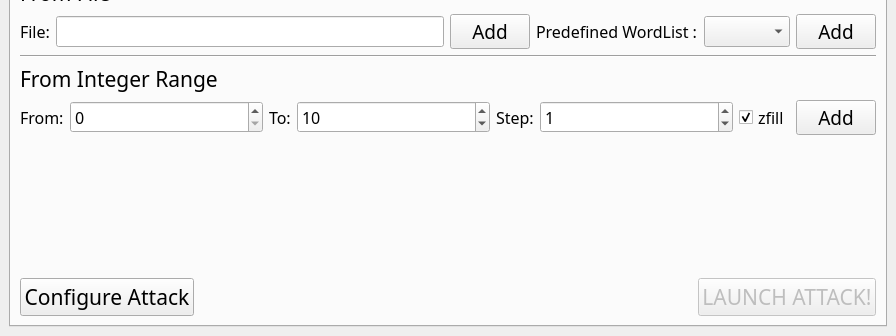
First picture: the form in main.ui, repository junron/fart-penetrator, before the edit; both pictures show x 0 to 896 and y 316 to 652 of the 896 by 652 pixel window.
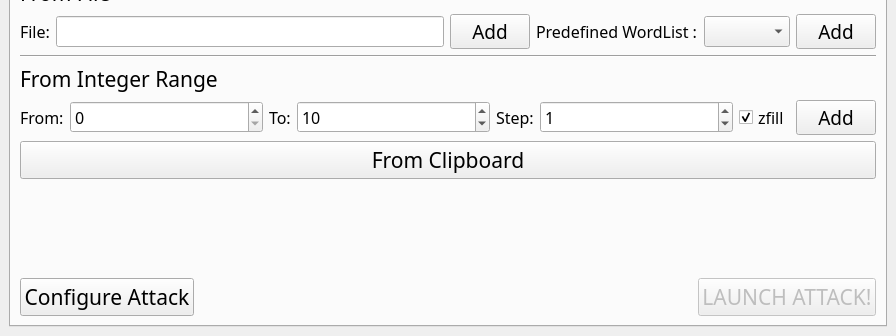
Second picture: the form after the edit. The open tabs and pages were chosen to show the change.

Commit message: Add loading payloads from clipboard

Patch:
```diff
--- a/main.ui
+++ b/main.ui
@@ -476,6 +476,13 @@
             </item>
            </layout>
           </item>
+          <item>
+           <widget class="QPushButton" name="add_from_clipboard">
+            <property name="text">
+             <string>From Clipboard</string>
+            </property>
+           </widget>
+          </item>
          </layout>
         </item>
        </layout>
```
The commit also changes 2 other files.
